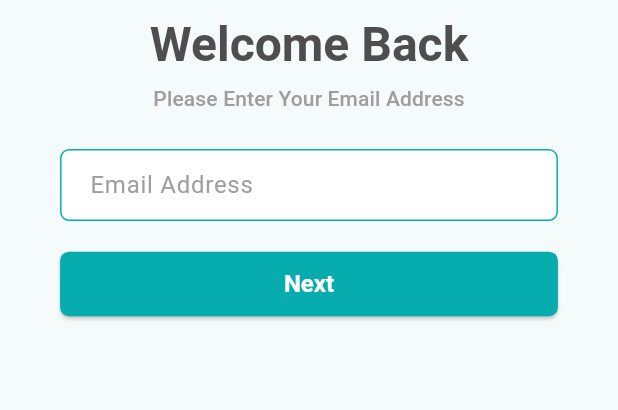
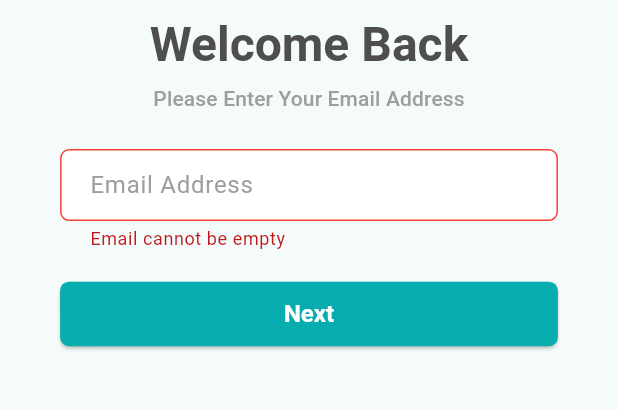
Before and after one commit to Istiakahmed180/crafty_bay, a Flutter app: the screen it shows after launch, after a tap on "Next", on a phone screen of 412 x 824 dp, the part 396-806 px from its top. Run offline on Flutter 3.47's test engine with Material 3 defaults, Android fonts, the phone set to English and light mode, and no system bars; our stand-ins replace flutter_screenutil, flutter_svg, get.

Commit message:
email verification screen design also validator complete

```diff
--- a/lib/src/app/config/theme/light_theme.dart
+++ b/lib/src/app/config/theme/light_theme.dart
@@ -30,7 +30,14 @@ class LightTheme {
         hintStyle: TextStyle(color: AppColors.grey),
         border: _buildOutlineInputBorder(),
         enabledBorder: _buildOutlineInputBorder(),
-        focusedBorder: _buildInputFocusedBorder());
+        focusedBorder: _buildInputFocusedBorder(),
+        errorBorder: _buildErrorInputBorder());
+  }
+
+  static OutlineInputBorder _buildErrorInputBorder() {
+    return OutlineInputBorder(
+        borderRadius: BorderRadius.circular(6),
+        borderSide: BorderSide(color: AppColors.red));
   }
 
   static OutlineInputBorder _buildInputFocusedBorder() {
--- a/lib/src/app/constants/app_colors.dart
+++ b/lib/src/app/constants/app_colors.dart
@@ -7,4 +7,5 @@ class AppColors {
   static const Color white = Colors.white;
   static const Color grey = Colors.grey;
   static const Color black = Colors.black;
+  static const Color red = Colors.red;
 }
--- a/lib/src/screens/email_verification/view/email_verification_screen.dart
+++ b/lib/src/screens/email_verification/view/email_verification_screen.dart
@@ -17,66 +17,106 @@ class EmailVerificationScreen extends StatefulWidget {
 class _EmailVerificationScreenState extends State<EmailVerificationScreen> {
   final EmailVerificationController emailVerificationController =
       Get.put(EmailVerificationController());
-  final GlobalKey _formKey = GlobalKey<FormState>();
+  final GlobalKey<FormState> _formKey = GlobalKey<FormState>();
 
   @override
   Widget build(BuildContext context) {
     return Scaffold(
-      body: Column(
+      body: OrientationBuilder(
+        builder: (context, orientation) {
+          final isPortrait = orientation == Orientation.portrait;
+          return Padding(
+            padding: EdgeInsets.symmetric(
+              horizontal: isPortrait ? 35.w : 80.w,
+            ),
+            child: Column(
               children: [
-          SizedBox(
-            height: 100.h,
+                SizedBox(height: (isPortrait ? 100 : 50).h),
+                _buildLogo(isPortrait),
+                SizedBox(height: 8.h),
+                _buildTitle(context, isPortrait),
+                SizedBox(height: 5.h),
+                _buildSubtitle(context),
+                SizedBox(height: 20.h),
+                _buildForm(isPortrait),
+              ],
             ),
-          SvgAssetsCmn(
+          );
+        },
+      ),
+    );
+  }
+
+  Widget _buildLogo(bool isPortrait) {
+    return SvgAssetsCmn(
       svgAsset: SvgAssets.bgLogo,
-            svgWidth: 120,
-          ),
-          SizedBox(
-            height: 8.h,
-          ),
-          Text(
+      svgWidth: isPortrait ? 120.0 : 40.0,
+    );
+  }
+
+  Widget _buildTitle(BuildContext context, bool isPortrait) {
+    return Text(
       "Welcome Back",
       style: Theme.of(context).textTheme.headlineLarge?.copyWith(
-                fontWeight: FontWeight.w600, color: AppColors.lightBlack),
+            fontWeight: FontWeight.w600,
+            color: AppColors.lightBlack,
+            fontSize: isPortrait ? 32.0 : 28.0,
           ),
-          SizedBox(
-            height: 5.h,
+    );
+  }
+
+  Widget _buildSubtitle(BuildContext context) {
+    return Text(
+      "Please Enter Your Email Address",
+      style: Theme.of(context).textTheme.titleSmall?.copyWith(
+            color: AppColors.grey,
           ),
-          Text(
-            "Please Enter Your Email Address",
-            style: Theme.of(context)
-                .textTheme
-                .titleSmall
-                ?.copyWith(color: AppColors.grey),
-          ),
-          SizedBox(
-            height: 20.h,
-          ),
-          Form(
+    );
+  }
+
+  Widget _buildForm(bool isPortrait) {
+    return Form(
       key: _formKey,
-            child: Padding(
-              padding: EdgeInsets.symmetric(horizontal: 35.w),
       child: Column(
         children: [
-                  TextFormField(
-                    keyboardType: TextInputType.emailAddress,
-                    controller:
-                        emailVerificationController.emailAddressController,
-                    decoration: InputDecoration(hintText: "Email Address"),
-                  ),
-                  SizedBox(
-                    height: 15.h,
-                  ),
-                  ElevatedButton(
-                    onPressed: () {},
-                    child: Text("Next"),
-                  )
-                ],
-              ),
-            ),
-          ),
+          _buildEmailField(),
+          SizedBox(height: 15.h),
+          _buildSubmitButton(),
         ],
       ),
     );
   }
+
+  Widget _buildEmailField() {
+    return TextFormField(
+      autovalidateMode: AutovalidateMode.onUserInteraction,
+      keyboardType: TextInputType.emailAddress,
+      controller: emailVerificationController.emailAddressController,
+      decoration: const InputDecoration(
+        hintText: "Email Address",
+      ),
+      validator: (value) {
+        if (value == null || value.isEmpty) {
+          return "Email cannot be empty";
         }
+        final emailRegex =
+            RegExp(r'^[a-zA-Z0-9._%+-]+@[a-zA-Z0-9.-]+\.[a-zA-Z]{2,}$');
+        if (!emailRegex.hasMatch(value)) {
+          return "Enter a valid email address";
+        }
+        return null;
+      },
+    );
+  }
+
+  Widget _buildSubmitButton() {
+    return ElevatedButton(
+      onPressed: () {
+        if (_formKey.currentState!.validate()) {
+          // TODO: Implement form submission logic here.
+        }
+      },
+      child: const Text("Next"),
+    );
+  }
+}
--- a/pubspec.yaml
+++ b/pubspec.yaml
@@ -15,6 +15,7 @@ dependencies:
   get: ^4.6.6
   flutter_svg: ^2.0.17
   flutter_screenutil: ^5.9.3
+  fluttertoast: ^8.2.10
 
 dev_dependencies:
   flutter_test:
```
Also changed, not shown: pubspec.lock. Lines whose indentation alone changed are shown as unchanged.
